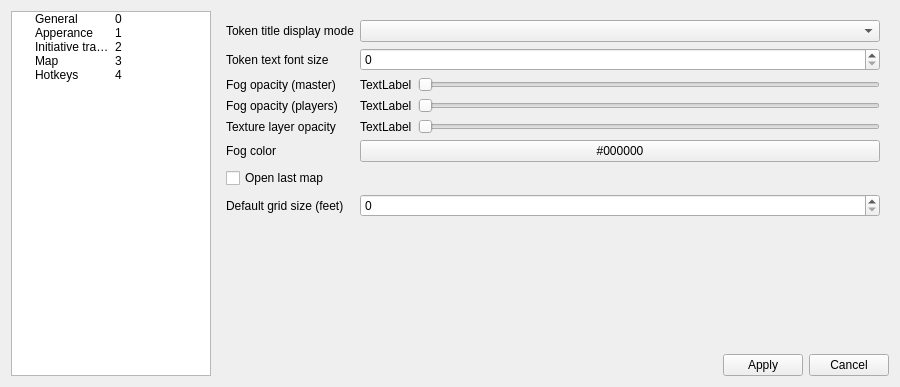
Before: the Qt Designer form settingsdialog.ui in Technohamster-py/dm-assist, drawn with Qt 5.
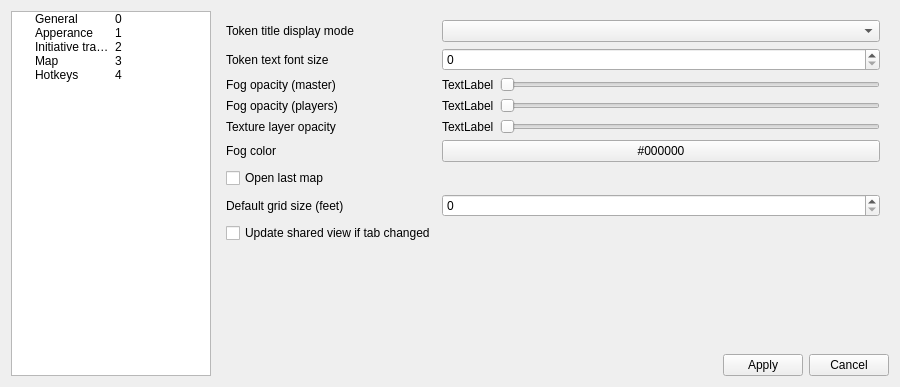
After: the same form once the commit is applied. The open tabs and pages were chosen to show the change. Icons and pictures are not drawn.

Commit message:
107 shared maps bug solved (#108)
* Добавлена функция обновления карты

При вызове функции "поделиться" в расшаренное окно выводится та карта, на которой вызвана фукция

* Добавлена настройка режима обновления расшаренных карт

Patch:
```diff
--- a/settingsdialog.ui
+++ b/settingsdialog.ui
@@ -642,6 +642,26 @@
            </item>
           </layout>
          </item>
+         <item row="8" column="0">
+          <widget class="QCheckBox" name="sharedViewModeCheckBox">
+           <property name="text">
+            <string>Update shared view if tab changed</string>
+           </property>
+          </widget>
+         </item>
+         <item row="8" column="1">
+          <spacer name="horizontalSpacer_3">
+           <property name="orientation">
+            <enum>Qt::Horizontal</enum>
+           </property>
+           <property name="sizeHint" stdset="0">
+            <size>
+             <width>40</width>
+             <height>20</height>
+            </size>
+           </property>
+          </spacer>
+         </item>
         </layout>
        </widget>
        <widget class="QWidget" name="hotkeysPage">
```
Left out of the diff: 2 changed lines with no effect on the pictures. The commit also changes 6 other files.
